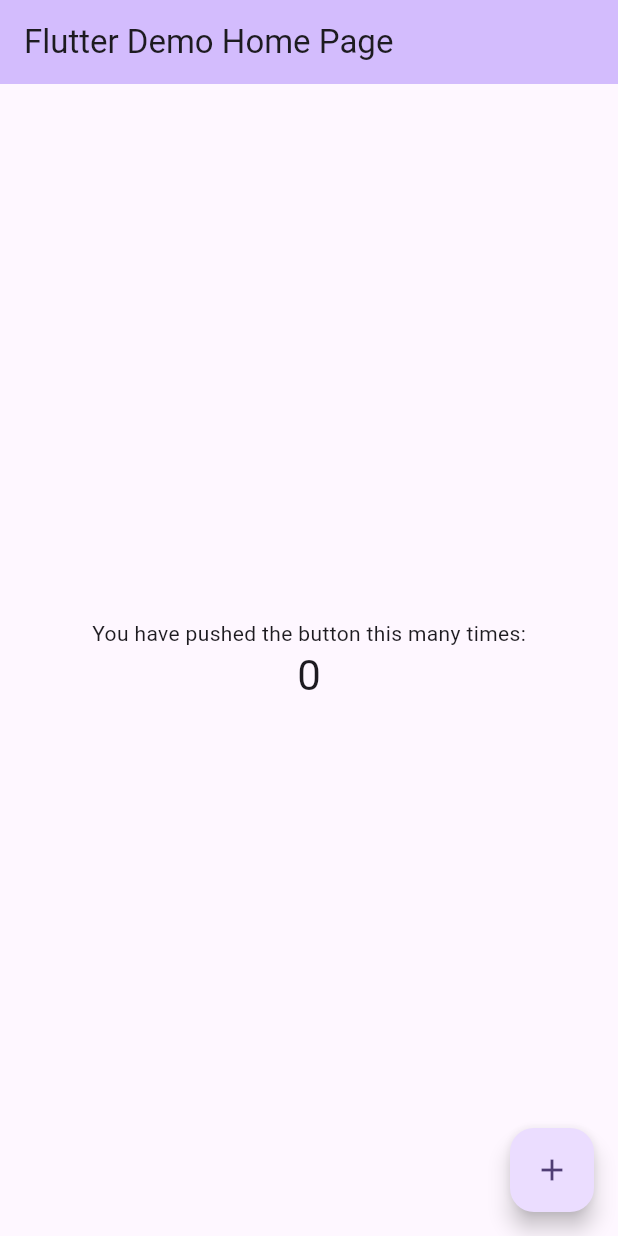
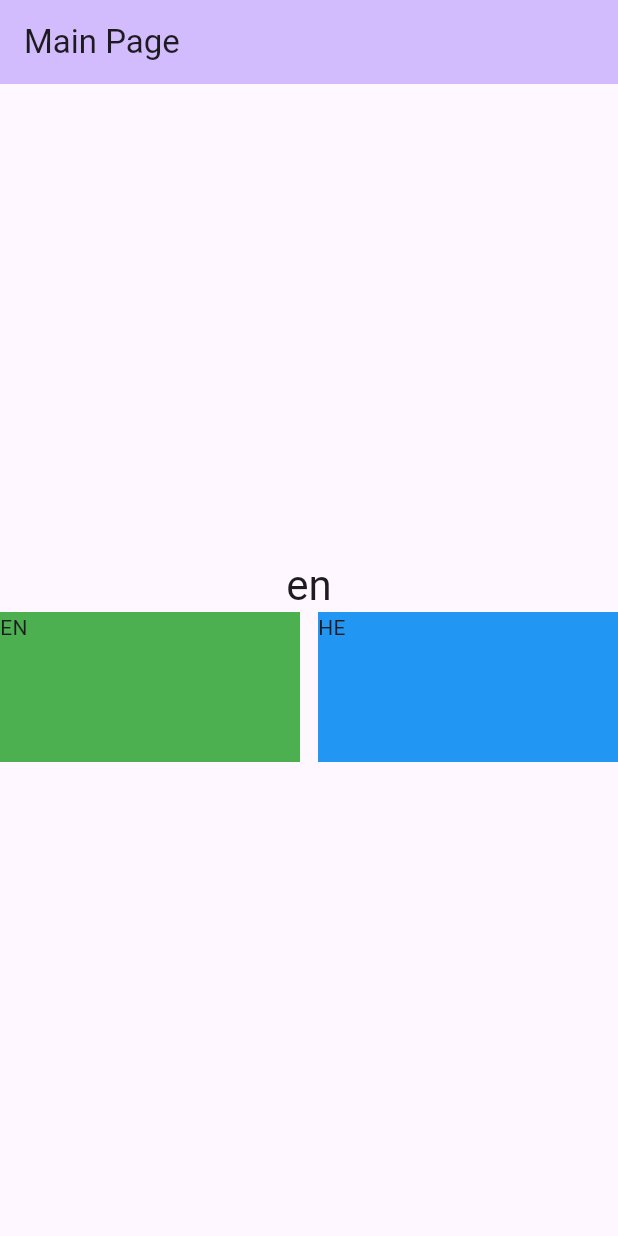
Before and after one commit to OlexandrVertey/adminecg, a Flutter app: the screen it shows after launch, on a phone screen of 412 x 824 dp. Run offline on Flutter 3.47's test engine with Material 3 defaults, Android fonts, the phone set to English and light mode, and no system bars.

Commit message:
added base settings(di, lang, provider)

```diff
--- /dev/null
+++ b/assets/lang/en.json
@@ -0,0 +1,3 @@
+{
+  "appLocale" : "en"
+}
--- /dev/null
+++ b/assets/lang/he.json
@@ -0,0 +1,3 @@
+{
+  "appLocale" : "he"
+}
--- /dev/null
+++ b/lib/admin_ecg_app.dart
@@ -0,0 +1,37 @@
+import 'package:adminecg/common/extensions/lang_extension/app_localizations.dart';
+import 'package:adminecg/ui/main_app/locale_provider.dart';
+import 'package:adminecg/ui/main_app/main_app.dart';
+import 'package:flutter/material.dart';
+import 'package:flutter_localizations/flutter_localizations.dart';
+import 'package:provider/provider.dart';
+
+class MyApp extends StatelessWidget {
+  const MyApp({super.key});
+
+  @override
+  Widget build(BuildContext context) {
+    return Consumer<LocaleProvider>(
+      builder: (context, value, child) {
+        return MaterialApp(
+          title: 'ECG',
+          locale: value.appLocale,
+          supportedLocales: const [
+            Locale('en', ''),
+            Locale('he', ''),
+          ],
+          localizationsDelegates: const [
+            AppLocalizations.delegate,
+            GlobalMaterialLocalizations.delegate,
+            GlobalCupertinoLocalizations.delegate,
+            GlobalWidgetsLocalizations.delegate,
+          ],
+          theme: ThemeData(
+            colorScheme: ColorScheme.fromSeed(seedColor: Colors.deepPurple),
+            useMaterial3: true,
+          ),
+          home: const MainApp(),
+        );
+      },
+    );
+  }
+}
--- /dev/null
+++ b/lib/common/di/app_dependency_provider.dart
@@ -0,0 +1,59 @@
+import 'package:adminecg/ui/main_app/locale_provider.dart';
+import 'package:flutter/material.dart';
+import 'package:provider/provider.dart';
+
+void runAppWithInjectedDependencies({required Widget app}) async {
+  // final sharedPreference = await SharedPreferences.getInstance();
+  runApp(
+      BlocDependenciesProvider(
+    // BaseDependenciesProvider(
+      // sharedPreference: sharedPreference,
+      child: app,
+    ),
+  );
+}
+
+// class BaseDependenciesProvider extends MultiProvider {
+//   BaseDependenciesProvider({
+//     super.key,
+//     // required SharedPreferences sharedPreference,
+//     required Widget child,
+//   }) : super(providers: [
+//       // Provider<SharedPreferences>.value(value: sharedPreference),
+//       // Provider<DioClient>(create: (context) => DioClient()),
+//     ],
+//     child: DataDependenciesProvider(
+//       // sharedPreference: sharedPreference,
+//       child: child,
+//     ),
+//   );
+// }
+
+// class DataDependenciesProvider extends MultiProvider {
+//   DataDependenciesProvider({
+//     super.key,
+//     // required SharedPreferences sharedPreference,
+//     required Widget child,
+//   }) : super(providers: [
+//       // Provider<SharedPreference>(create: (context) => SharedPreference(sharedPreference)),
+//       // Provider<LoginApi>(create: (context) => LoginApiImpl(dioClient: context.read<DioClient>())),
+//     ],
+//     child: BlocDependenciesProvider(child: child),
+//   );
+// }
+
+class BlocDependenciesProvider extends StatelessWidget {
+  const BlocDependenciesProvider({super.key, this.child});
+
+  final Widget? child;
+
+  @override
+  Widget build(BuildContext context) {
+    return MultiProvider(
+      providers: [
+        ChangeNotifierProvider(create: (_) => LocaleProvider()),
+      ],
+      child: child,
+    );
+  }
+}
--- /dev/null
+++ b/lib/common/extensions/lang_extension/app_localizations.dart
@@ -0,0 +1,44 @@
+import 'dart:async';
+import 'dart:convert';
+import 'package:flutter/material.dart';
+import 'package:flutter/services.dart';
+
+class AppLocalizations {
+  final Locale locale;
+  AppLocalizations(this.locale);
+
+  static AppLocalizations? of(BuildContext context) {
+    return Localizations.of<AppLocalizations>(context, AppLocalizations);
+  }
+
+  static const LocalizationsDelegate<AppLocalizations> delegate = _AppLocalizationsDelegate();
+  Map<String, String>? _localizedStrings;
+  Future<bool> load() async {
+    String jsonString =
+    await rootBundle.loadString('assets/lang/${locale.languageCode}.json');
+    Map<String, dynamic> jsonMap = json.decode(jsonString);
+    _localizedStrings = jsonMap.map((key, value) {
+      return MapEntry(key, value.toString());
+    });
+    return true;
+  }
+  String? translate(String key) {
+    return _localizedStrings?[key] ?? '';
+  }
+}
+
+class _AppLocalizationsDelegate extends LocalizationsDelegate<AppLocalizations> {
+  const _AppLocalizationsDelegate();
+  @override
+  bool isSupported(Locale locale) {
+    return ['en','he'].contains(locale.languageCode);
+  }
+  @override
+  Future<AppLocalizations> load(Locale locale) async {
+    AppLocalizations localizations = AppLocalizations(locale);
+    await localizations.load();
+    return localizations;
+  }
+  @override
+  bool shouldReload(_AppLocalizationsDelegate old) => true;
+}
--- /dev/null
+++ b/lib/common/extensions/lang_extension/s_extension.dart
@@ -0,0 +1,6 @@
+import 'package:adminecg/common/extensions/lang_extension/app_localizations.dart';
+import 'package:flutter/material.dart';
+
+extension ExtensionString on BuildContext {
+  String s(String key) => AppLocalizations.of(this)!.translate(key)!;
+}
--- /dev/null
+++ b/lib/common/extensions/lang_extension/s_keys.dart
@@ -0,0 +1 @@
+const String appLocale = 'appLocale';
--- a/lib/main.dart
+++ b/lib/main.dart
@@ -1,125 +1,8 @@
+import 'package:adminecg/admin_ecg_app.dart';
+import 'package:adminecg/common/di/app_dependency_provider.dart';
 import 'package:flutter/material.dart';
 
 void main() {
-  runApp(const MyApp());
+  WidgetsFlutterBinding.ensureInitialized();
+  runAppWithInjectedDependencies(app: const MyApp());
 }
-
-class MyApp extends StatelessWidget {
-  const MyApp({super.key});
-
-  // This widget is the root of your application.
-  @override
-  Widget build(BuildContext context) {
-    return MaterialApp(
-      title: 'Flutter Demo',
-      theme: ThemeData(
-        // This is the theme of your application.
-        //
-        // TRY THIS: Try running your application with "flutter run". You'll see
-        // the application has a purple toolbar. Then, without quitting the app,
-        // try changing the seedColor in the colorScheme below to Colors.green
-        // and then invoke "hot reload" (save your changes or press the "hot
-        // reload" button in a Flutter-supported IDE, or press "r" if you used
-        // the command line to start the app).
-        //
-        // Notice that the counter didn't reset back to zero; the application
-        // state is not lost during the reload. To reset the state, use hot
-        // restart instead.
-        //
-        // This works for code too, not just values: Most code changes can be
-        // tested with just a hot reload.
-        colorScheme: ColorScheme.fromSeed(seedColor: Colors.deepPurple),
-        useMaterial3: true,
-      ),
-      home: const MyHomePage(title: 'Flutter Demo Home Page'),
-    );
-  }
-}
-
-class MyHomePage extends StatefulWidget {
-  const MyHomePage({super.key, required this.title});
-
-  // This widget is the home page of your application. It is stateful, meaning
-  // that it has a State object (defined below) that contains fields that affect
-  // how it looks.
-
-  // This class is the configuration for the state. It holds the values (in this
-  // case the title) provided by the parent (in this case the App widget) and
-  // used by the build method of the State. Fields in a Widget subclass are
-  // always marked "final".
-
-  final String title;
-
-  @override
-  State<MyHomePage> createState() => _MyHomePageState();
-}
-
-class _MyHomePageState extends State<MyHomePage> {
-  int _counter = 0;
-
-  void _incrementCounter() {
-    setState(() {
-      // This call to setState tells the Flutter framework that something has
-      // changed in this State, which causes it to rerun the build method below
-      // so that the display can reflect the updated values. If we changed
-      // _counter without calling setState(), then the build method would not be
-      // called again, and so nothing would appear to happen.
-      _counter++;
-    });
-  }
-
-  @override
-  Widget build(BuildContext context) {
-    // This method is rerun every time setState is called, for instance as done
-    // by the _incrementCounter method above.
-    //
-    // The Flutter framework has been optimized to make rerunning build methods
-    // fast, so that you can just rebuild anything that needs updating rather
-    // than having to individually change instances of widgets.
-    return Scaffold(
-      appBar: AppBar(
-        // TRY THIS: Try changing the color here to a specific color (to
-        // Colors.amber, perhaps?) and trigger a hot reload to see the AppBar
-        // change color while the other colors stay the same.
-        backgroundColor: Theme.of(context).colorScheme.inversePrimary,
-        // Here we take the value from the MyHomePage object that was created by
-        // the App.build method, and use it to set our appbar title.
-        title: Text(widget.title),
-      ),
-      body: Center(
-        // Center is a layout widget. It takes a single child and positions it
-        // in the middle of the parent.
-        child: Column(
-          // Column is also a layout widget. It takes a list of children and
-          // arranges them vertically. By default, it sizes itself to fit its
-          // children horizontally, and tries to be as tall as its parent.
-          //
-          // Column has various properties to control how it sizes itself and
-          // how it positions its children. Here we use mainAxisAlignment to
-          // center the children vertically; the main axis here is the vertical
-          // axis because Columns are vertical (the cross axis would be
-          // horizontal).
-          //
-          // TRY THIS: Invoke "debug painting" (choose the "Toggle Debug Paint"
-          // action in the IDE, or press "p" in the console), to see the
-          // wireframe for each widget.
-          mainAxisAlignment: MainAxisAlignment.center,
-          children: <Widget>[
-            const Text(
-              'You have pushed the button this many times:',
-            ),
-            Text(
-              '$_counter',
-              style: Theme.of(context).textTheme.headlineMedium,
-            ),
-          ],
-        ),
-      ),
-      floatingActionButton: FloatingActionButton(
-        onPressed: _incrementCounter,
-        tooltip: 'Increment',
-        child: const Icon(Icons.add),
-      ), // This trailing comma makes auto-formatting nicer for build methods.
-    );
-  }
-}
--- /dev/null
+++ b/lib/ui/main_app/locale_provider.dart
@@ -0,0 +1,13 @@
+import 'package:flutter/material.dart';
+
+class LocaleProvider extends ChangeNotifier {
+
+  Locale? appLocale;
+
+  // Locale? get locale => _locale;
+
+  void setLocale(Locale locale) async {
+    appLocale = locale;
+    notifyListeners();
+  }
+}
--- /dev/null
+++ b/lib/ui/main_app/main_app.dart
@@ -0,0 +1,60 @@
+import 'package:adminecg/common/extensions/lang_extension/s_extension.dart';
+import 'package:adminecg/common/extensions/lang_extension/s_keys.dart';
+import 'package:adminecg/ui/main_app/locale_provider.dart';
+import 'package:flutter/material.dart';
+import 'package:provider/provider.dart';
+
+class MainApp extends StatefulWidget {
+  const MainApp({super.key});
+
+
+  @override
+  State<MainApp> createState() => _EcgAppState();
+}
+
+class _EcgAppState extends State<MainApp> {
+
+  @override
+  Widget build(BuildContext context) {
+    return Scaffold(
+      appBar: AppBar(
+        backgroundColor: Theme.of(context).colorScheme.inversePrimary,
+        title: const Text('Main Page'),
+      ),
+      body: Center(
+        child: Column(
+          mainAxisAlignment: MainAxisAlignment.center,
+          children: [
+            Text(
+              context.s(appLocale),
+              style: Theme.of(context).textTheme.headlineMedium,
+            ),
+            Row(
+              mainAxisAlignment: MainAxisAlignment.spaceBetween,
+              children: [
+                InkWell(
+                  onTap: () => context.read<LocaleProvider>().setLocale(const Locale('en', '')),
+                  child: Container(
+                    color: Colors.green,
+                    width: 200,
+                    height: 100,
+                    child: const Text('EN'),
+                  ),
+                ),
+                InkWell(
+                  onTap: () => context.read<LocaleProvider>().setLocale(const Locale('he', '')),
+                  child: Container(
+                    color: Colors.blue,
+                    width: 200,
+                    height: 100,
+                    child: const Text('HE'),
+                  ),
+                ),
+              ],
+            ),
+          ],
+        ),
+      ),
+    );
+  }
+}
```
Also changed, not shown: pubspec.yaml (+6 -3 lines), pubspec.lock.
